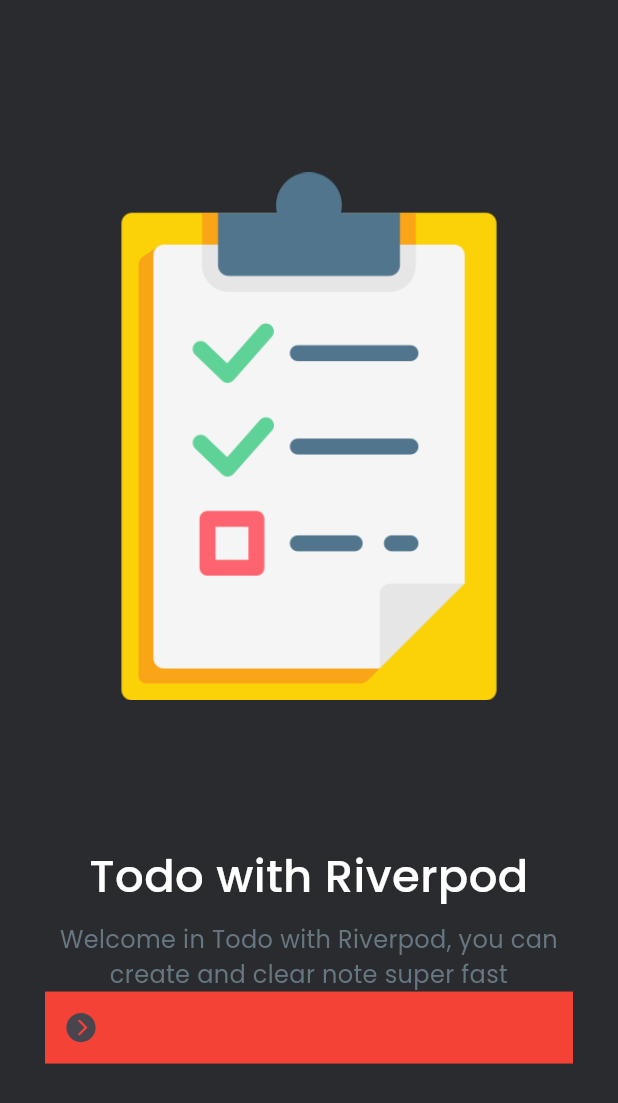
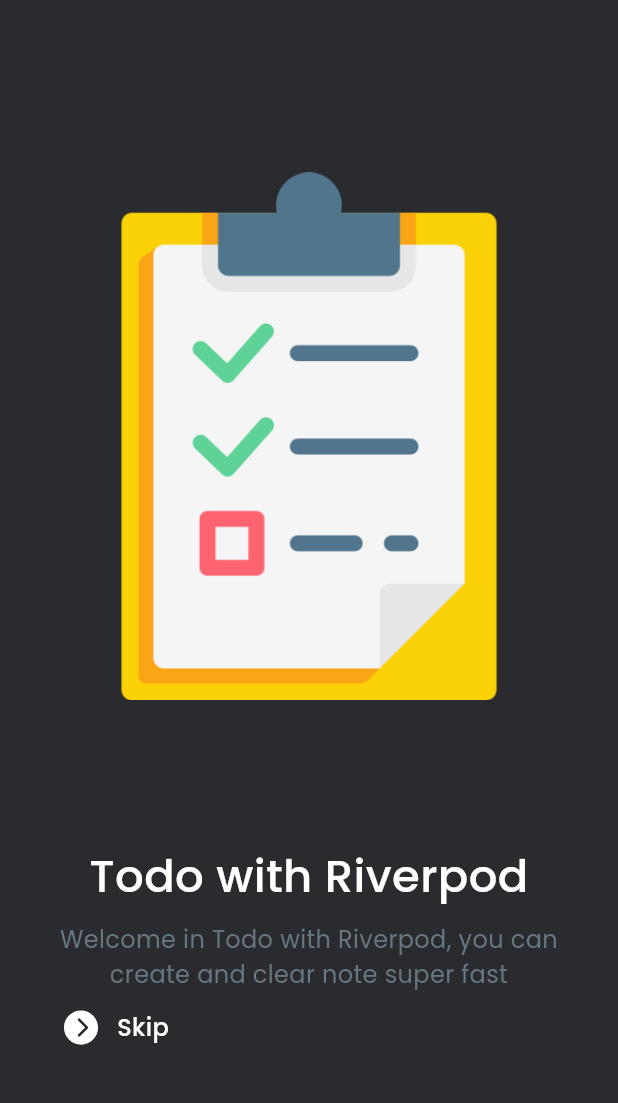
Before and after one commit to muhtar-sgk/TodoAppRiverpod, a Flutter app: the screen it shows after launch, on a phone screen of 412 x 824 dp. Shown: the top 1103 px of the screen. Run offline on Flutter 3.47's test engine with Material 2 defaults, Android fonts, the phone set to English and light mode, and no system bars; our stand-ins replace flutter_screenutil, flutter_vector_icons, google_fonts.

Commit message:
add skip text

```diff
--- a/lib/features/on_boarding/views/on_boarding_screen.dart
+++ b/lib/features/on_boarding/views/on_boarding_screen.dart
@@ -45,18 +45,31 @@ class OnBoardingScreen extends StatelessWidget {
                 color: Colours.lightGrey
               ),
             ),
-            Container(
-              color: Colors.red,
-              child: Row(
+            Row(
               mainAxisAlignment: MainAxisAlignment.spaceBetween,
               children: [
+                Row(
+                  children: [
                     IconButton(
+                      iconSize: 28,
+                      color: Colours.light,
                       onPressed: (){},
                       icon: Icon(Ionicons.chevron_forward_circle)
                     ),
-                  WhiteSpace(width: 8)
+                    Text(
+                      'Skip',
+                      maxLines: 1,
+                      softWrap: false,
+                      overflow: TextOverflow.fade,
+                      textAlign: TextAlign.left,
+                      style: GoogleFonts.poppins(
+                      fontSize: 16,
+                      fontWeight: FontWeight.w500,
+                      color: Colours.light
+                    ),)
                   ],
                 ),
+              ],
             )
           ]),
         ),
```
Also changed, not shown: lib/core/common/widgets/fading_text.dart (added). Lines whose indentation alone changed are shown as unchanged.
